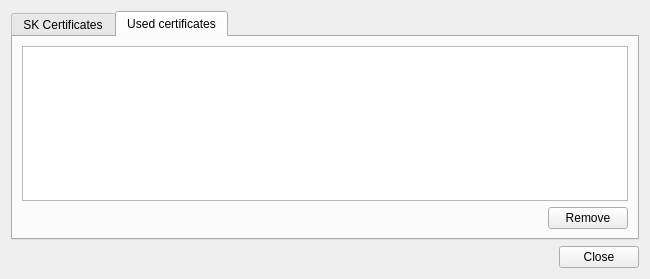
open-eid/qdigidoc, file crypto/ui/CertAddDialog.ui: the form before one commit.
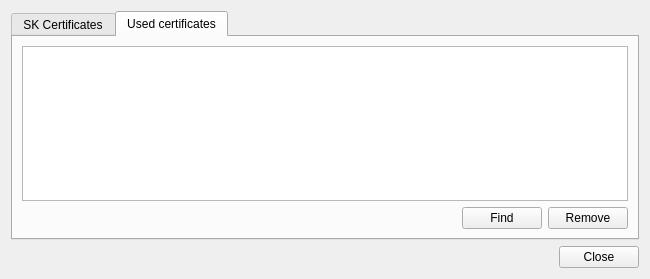
The form after the commit. The open tabs and pages were chosen to show the change.

```diff
--- a/crypto/ui/CertAddDialog.ui
+++ b/crypto/ui/CertAddDialog.ui
@@ -110,11 +110,14 @@
        <string>Used certificates</string>
       </attribute>
       <layout class="QGridLayout" name="storeLayout">
-       <item row="0" column="0" colspan="2">
+       <item row="0" column="0" colspan="3">
         <widget class="QTreeView" name="usedView">
          <property name="horizontalScrollBarPolicy">
           <enum>Qt::ScrollBarAlwaysOff</enum>
          </property>
+         <property name="selectionMode">
+          <enum>QAbstractItemView::ExtendedSelection</enum>
+         </property>
          <property name="rootIsDecorated">
           <bool>false</bool>
          </property>
@@ -143,6 +146,13 @@
         </spacer>
        </item>
        <item row="2" column="1">
+        <widget class="QPushButton" name="find">
+         <property name="text">
+          <string>Find</string>
+         </property>
+        </widget>
+       </item>
+       <item row="2" column="2">
         <widget class="QPushButton" name="remove">
          <property name="text">
           <string>Remove</string>
```
